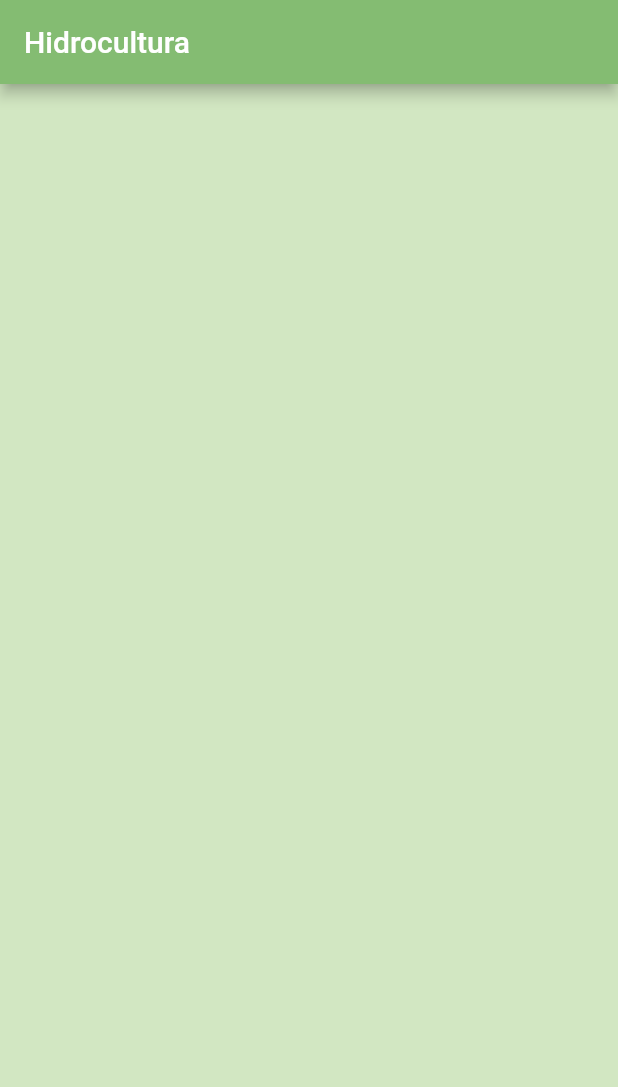
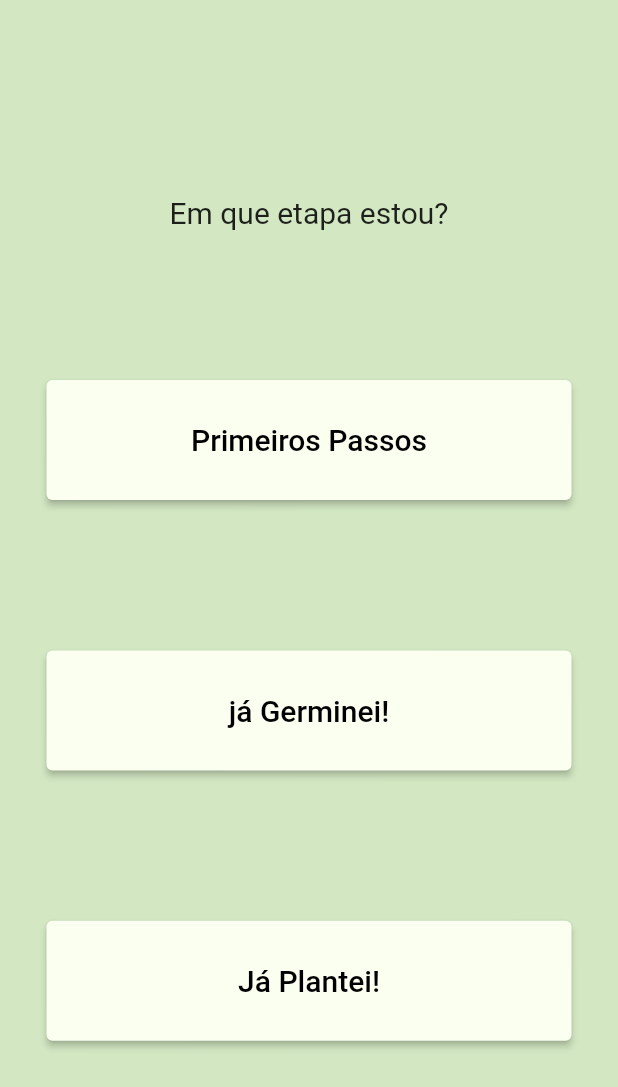
Before and after one commit to m7julia/Hidrocultura, a Flutter app: the screen it shows after launch, on a phone screen of 412 x 824 dp. Shown: the top 1087 px of the screen. Run offline on Flutter 3.47's test engine with Material 2 defaults, Android fonts, the phone set to English and light mode, and no system bars.

Commit message:
Tela Questionario

```diff
--- a/lib/main.dart
+++ b/lib/main.dart
@@ -1,24 +1,33 @@
 import 'package:flutter/material.dart';
+import 'package:flutter_hidrocultura/pages/quest1.dart';
+import 'package:flutter_hidrocultura/pages/quest2.dart';
 
 void main() {
   runApp(MyApp());
 }
 
 class MyApp extends StatelessWidget {
-
   @override
   Widget build(BuildContext context) {
     return MaterialApp(
+      title: "HidroCultura",
       debugShowCheckedModeBanner: false,
-      home: Scaffold( //header
-        backgroundColor: Color.fromARGB(255, 210,231,194), //fundo
-        appBar: AppBar(
-          title: Text("Hidrocultura"),
-          backgroundColor: Color.fromARGB(255, 132,188,114), //cabeçalhoflutter
-        ),
-
-
-   )
+      home: quest2(), //Home(),
     );
   }
 }
+
+class Home extends StatefulWidget {
+  @override
+  _HomeState createState() => _HomeState();
+}
+
+class _HomeState extends State<Home> {
+  @override
+  Widget build(BuildContext context) {
+    return Scaffold(
+      //header
+      backgroundColor: Color.fromARGB(255, 210, 231, 194), //fundo
+    );
+  }
+}
--- /dev/null
+++ b/lib/pages/quest2.dart
@@ -0,0 +1,64 @@
+import 'package:flutter/material.dart';
+
+class quest2 extends StatelessWidget {
+  @override
+  Widget build(BuildContext context) {
+    return Scaffold(
+      backgroundColor: Color.fromARGB(255, 210, 231, 194), //fundo
+      body: Padding(
+        padding: const EdgeInsets.all(30.0),
+        child: Center(
+          child: Column(
+            mainAxisAlignment: MainAxisAlignment.spaceEvenly,
+            children: [
+              Text('Em que etapa estou?', style: TextStyle(fontSize: 20)),
+              SizedBox(
+                width: 350,
+                height: 80,
+                child: ElevatedButton(
+                  onPressed: () {
+                    print('pressionado');
+                  },
+                  style: ElevatedButton.styleFrom(
+                    primary: Color.fromARGB(255, 251, 255, 240),
+                    onPrimary: Colors.black,
+                  ),
+                  child:
+                      Text('Primeiros Passos', style: TextStyle(fontSize: 20)),
+                ),
+              ),
+              SizedBox(
+                width: 350,
+                height: 80,
+                child: ElevatedButton(
+                  onPressed: () {
+                    print('pressionado');
+                  },
+                  style: ElevatedButton.styleFrom(
+                    primary: Color.fromARGB(255, 251, 255, 240),
+                    onPrimary: Colors.black,
+                  ),
+                  child: Text('já Germinei!', style: TextStyle(fontSize: 20)),
+                ),
+              ),
+              SizedBox(
+                width: 350,
+                height: 80,
+                child: ElevatedButton(
+                  onPressed: () {
+                    print('pressionado');
+                  },
+                  style: ElevatedButton.styleFrom(
+                    primary: Color.fromARGB(255, 251, 255, 240),
+                    onPrimary: Colors.black,
+                  ),
+                  child: Text('Já Plantei!', style: TextStyle(fontSize: 20)),
+                ),
+              ),
+            ],
+          ),
+        ),
+      ),
+    );
+  }
+}
--- a/pubspec.yaml
+++ b/pubspec.yaml
@@ -82,9 +82,9 @@ flutter:
   uses-material-design: true
 
   # To add assets to your application, add an assets section, like this:
-  # assets:
-  #   - images/a_dot_burr.jpeg
-  #   - images/a_dot_ham.jpeg
+  assets:
+    - assets/gota.png
+
 
   # An image asset can refer to one or more resolution-specific "variants", see
   # https://flutter.dev/assets-and-images/#resolution-aware
```
Also changed, not shown: lib/pages/quest1.dart (added, +51 -0 lines), assets/alface.png (added), assets/gota.png (added), assets/icon.hidrocultura.png (renamed from app/icon.hidrocultura.png), assets/icon.sem_fundo.png (renamed from app/icon.sem_fundo.png), assets/morango.png (added), assets/rucula.png (added), assets/tomate.png (added), pubspec.lock, 1 other file.
